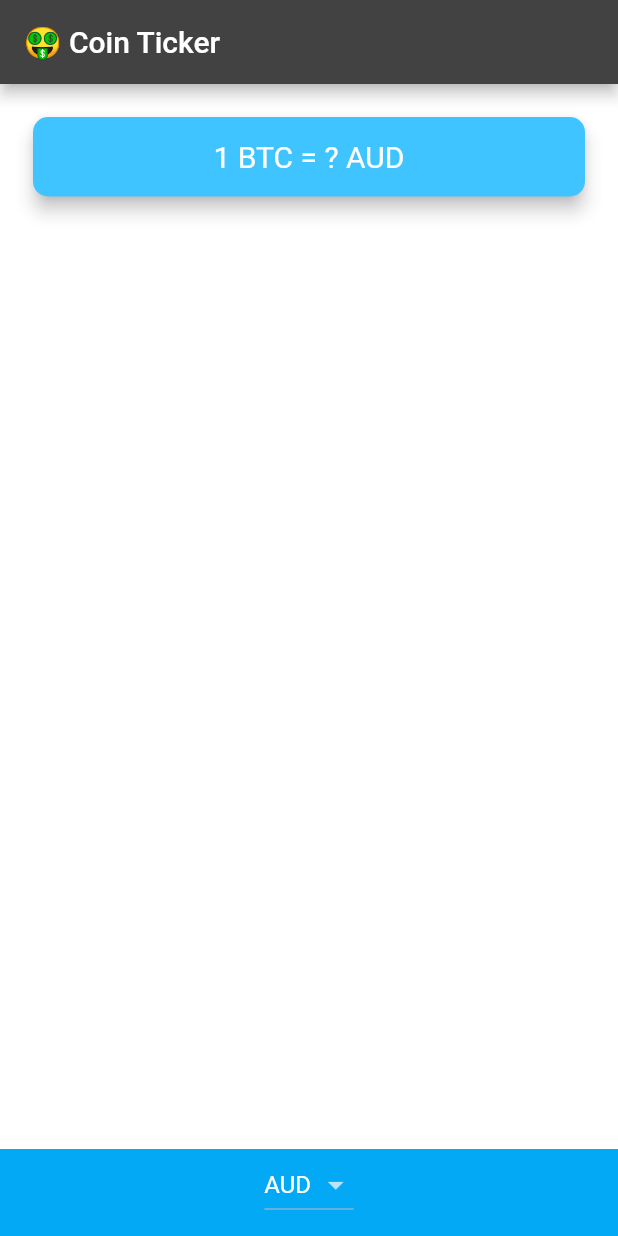
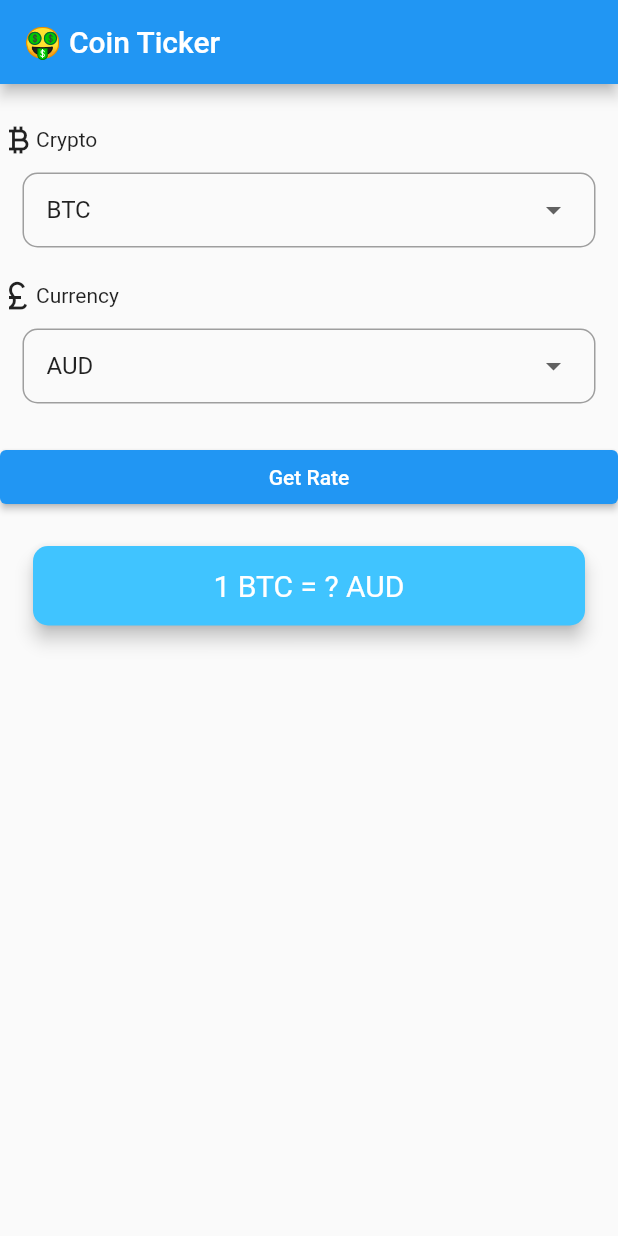
Before and after one commit to PascalJK/bitcoin_ticker, a Flutter app: the screen it shows after launch, on a phone screen of 412 x 824 dp. Run offline on Flutter 3.47's test engine with Material 2 defaults, Android fonts, the phone set to English and light mode, and no system bars.

Commit message:
- worked on application ui.

```diff
--- a/lib/main.dart
+++ b/lib/main.dart
@@ -9,9 +9,9 @@ class MyApp extends StatelessWidget {
   @override
   Widget build(BuildContext context) {
     return MaterialApp(
-      theme: ThemeData.dark().copyWith(
-          primaryColor: Colors.lightBlue,
-          scaffoldBackgroundColor: Colors.white),
+      // theme: ThemeData.dark().copyWith(
+      //     primaryColor: Colors.lightBlue,
+      //     scaffoldBackgroundColor: Colors.white),
       home: const PriceScreen(),
     );
   }
--- a/lib/price_screen.dart
+++ b/lib/price_screen.dart
@@ -1,4 +1,5 @@
 import 'package:bitcoin_ticker/coin_data.dart';
+import 'package:bitcoin_ticker/widget/card_picker.dart';
 import 'package:flutter/material.dart';
 
 class PriceScreen extends StatefulWidget {
@@ -9,11 +10,12 @@ class PriceScreen extends StatefulWidget {
 }
 
 class _PriceScreenState extends State<PriceScreen> {
+  String selectedCrypto = cryptoList.first;
   String selectedCurrency = currenciesList.first;
 
-  List<DropdownMenuItem> getDropdownItems() {
+  List<DropdownMenuItem> createDropdownItems(List<String> list) {
     List<DropdownMenuItem> dropdownItems = [];
-    for (String c in currenciesList) {
+    for (String c in list) {
       var item = DropdownMenuItem(
         value: c,
         child: Text(c),
@@ -30,9 +32,45 @@ class _PriceScreenState extends State<PriceScreen> {
         title: const Text('🤑 Coin Ticker'),
       ),
       body: Column(
-        mainAxisAlignment: MainAxisAlignment.spaceBetween,
         crossAxisAlignment: CrossAxisAlignment.stretch,
         children: <Widget>[
+          const SizedBox(
+            height: 25,
+          ),
+          Row(
+            children: [
+              Icon(Icons.currency_bitcoin),
+              const Text("Crypto"),
+            ],
+          ),
+          CardPicker(
+            items: createDropdownItems(cryptoList),
+            selectedCurrency: selectedCrypto,
+            onCurrencySelected: (value) =>
+                setState(() => selectedCrypto = value),
+          ),
+          SizedBox(
+            height: 20,
+          ),
+          Row(
+            children: [
+              Icon(Icons.currency_pound),
+              const Text("Currency"),
+            ],
+          ),
+          CardPicker(
+            items: createDropdownItems(currenciesList),
+            selectedCurrency: selectedCurrency,
+            onCurrencySelected: (value) =>
+                setState(() => selectedCurrency = value),
+          ),
+          const SizedBox(
+            height: 25,
+          ),
+          ElevatedButton(
+            onPressed: () {},
+            child: const Text("Get Rate"),
+          ),
           Padding(
             padding: const EdgeInsets.fromLTRB(18.0, 18.0, 18.0, 0),
             child: Card(
@@ -55,22 +93,6 @@ class _PriceScreenState extends State<PriceScreen> {
               ),
             ),
           ),
-          Container(
-            alignment: Alignment.center,
-            padding: const EdgeInsets.only(bottom: 10.0),
-            color: Colors.lightBlue,
-            child: DropdownButton(
-              menuMaxHeight: 300,
-              dropdownColor: Colors.lightBlue,
-              value: selectedCurrency,
-              items: getDropdownItems(),
-              onChanged: (value) {
-                setState(() {
-                  selectedCurrency = value;
-                });
-              },
-            ),
-          ),
         ],
       ),
     );
--- /dev/null
+++ b/lib/widget/card_picker.dart
@@ -0,0 +1,33 @@
+import 'package:flutter/material.dart';
+
+class CardPicker extends StatelessWidget {
+  const CardPicker(
+      {super.key,
+      required this.onCurrencySelected,
+      required this.selectedCurrency,
+      required this.items});
+
+  final Function(dynamic value) onCurrencySelected;
+  final String selectedCurrency;
+  final List<DropdownMenuItem> items;
+
+  @override
+  Widget build(BuildContext context) {
+    return Container(
+      margin: const EdgeInsets.only(left: 15, right: 15, top: 10),
+      padding: const EdgeInsets.only(left: 15, right: 15),
+      decoration: BoxDecoration(
+          border: Border.all(color: Colors.grey),
+          borderRadius: BorderRadius.circular(10)),
+      child: DropdownButton(
+        borderRadius: BorderRadius.circular(5),
+        menuMaxHeight: 300,
+        underline: const SizedBox(width: 0),
+        value: selectedCurrency,
+        isExpanded: true,
+        items: items,
+        onChanged: onCurrencySelected,
+      ),
+    );
+  }
+}
```
